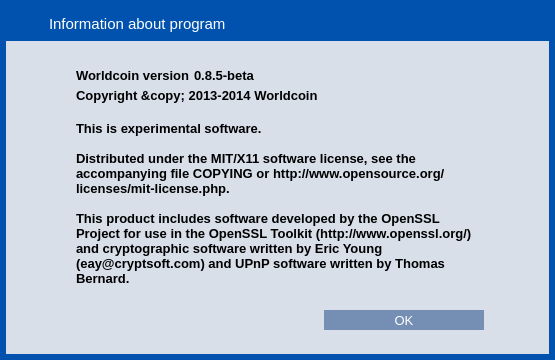
Qt form src/qt/forms/aboutdialog.ui (WorldcoinGlobal/WorldcoinLegacy) before a commit.
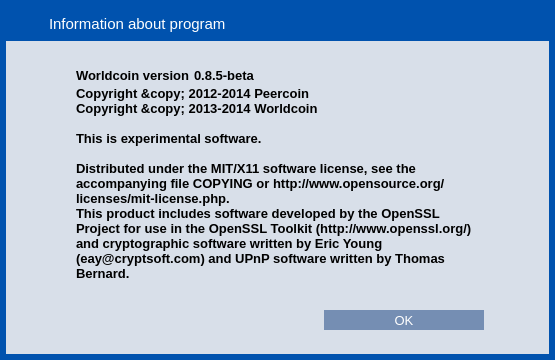
The same form after that commit. Icons and pictures are not drawn.

Patch:
```diff
--- a/src/qt/forms/aboutdialog.ui
+++ b/src/qt/forms/aboutdialog.ui
@@ -348,7 +348,7 @@
              <cursorShape>IBeamCursor</cursorShape>
             </property>
             <property name="text">
-             <string notr="true">&lt;html&gt;&lt;head/&gt;&lt;body&gt;&lt;p&gt;Copyright &amp;amp;copy; 2013-2014 Worldcoin&lt;/p&gt;&lt;/body&gt;&lt;/html&gt;</string>
+             <string notr="true">&lt;html&gt;&lt;head/&gt;&lt;body&gt;&lt;p&gt;Copyright &amp;amp;copy; 2012-2014 Peercoin&lt;br /&gt;Copyright &amp;amp;copy; 2013-2014 Worldcoin&lt;/p&gt;&lt;/body&gt;&lt;/html&gt;</string>
             </property>
             <property name="textFormat">
              <enum>Qt::RichText</enum>
@@ -413,7 +413,6 @@
 This is experimental software.
 
 Distributed under the MIT/X11 software license, see the accompanying file COPYING or http://www.opensource.org/licenses/mit-license.php.
-
 This product includes software developed by the OpenSSL Project for use in the OpenSSL Toolkit (http://www.openssl.org/) and cryptographic software written by Eric Young (eay@cryptsoft.com) and UPnP software written by Thomas Bernard.</string>
           </property>
           <property name="wordWrap">
```
Left out of the diff: 44 changed lines with no effect on the pictures.
